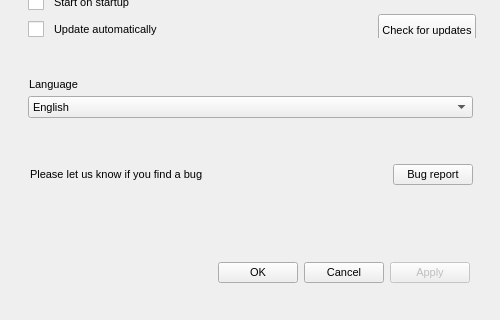
Before: the Qt Designer form src/MEGASync/gui/macx/SettingsDialog.ui in meganz/MEGAsync, drawn with Qt 5; both pictures show x 0 to 500 and y 328 to 648 of the 500 by 648 pixel window.
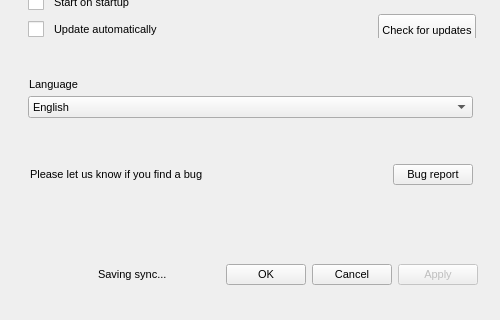
After: the same form once the commit is applied. Icons and pictures are not drawn. Custom widgets are drawn as their Qt base class.

Commit message: Update ui to place new control and manage UI during sync ops

Diff of the .ui file:
```diff
--- a/src/MEGASync/gui/macx/SettingsDialog.ui
+++ b/src/MEGASync/gui/macx/SettingsDialog.ui
@@ -188,10 +188,7 @@
    </property>
    <item row="8" column="0">
     <widget class="QWidget" name="wBottom" native="true">
-     <layout class="QVBoxLayout" name="verticalLayout_12">
-      <property name="spacing">
-       <number>0</number>
-      </property>
+     <layout class="QHBoxLayout" name="horizontalLayout_31">
       <property name="leftMargin">
        <number>0</number>
       </property>
@@ -206,17 +203,14 @@
       </property>
       <item>
        <layout class="QHBoxLayout" name="layoutBottom">
+        <property name="sizeConstraint">
+         <enum>QLayout::SetMinAndMaxSize</enum>
+        </property>
         <property name="leftMargin">
          <number>22</number>
         </property>
-        <property name="topMargin">
-         <number>11</number>
-        </property>
         <property name="rightMargin">
-         <number>30</number>
-        </property>
-        <property name="bottomMargin">
-         <number>15</number>
+         <number>22</number>
         </property>
         <item>
          <spacer name="horizontalSpacer">
@@ -225,7 +219,92 @@
           </property>
           <property name="sizeHint" stdset="0">
            <size>
-            <width>400</width>
+            <width>0</width>
+            <height>0</height>
+           </size>
+          </property>
+         </spacer>
+        </item>
+        <item>
+         <widget class="QWidget" name="wSavingSync" native="true">
+          <property name="minimumSize">
+           <size>
+            <width>0</width>
+            <height>0</height>
+           </size>
+          </property>
+          <layout class="QHBoxLayout" name="horizontalLayout_30">
+           <property name="leftMargin">
+            <number>0</number>
+           </property>
+           <property name="topMargin">
+            <number>0</number>
+           </property>
+           <property name="rightMargin">
+            <number>0</number>
+           </property>
+           <property name="bottomMargin">
+            <number>0</number>
+           </property>
+           <item>
+            <widget class="QWidget" name="wContainerSpinning" native="true">
+             <property name="minimumSize">
+              <size>
+               <width>16</width>
+               <height>16</height>
+              </size>
+             </property>
+             <property name="maximumSize">
+              <size>
+               <width>16</width>
+               <height>16</height>
+              </size>
+             </property>
+             <widget class="QSpinningProgressIndicator" name="wSpinningIndicator" native="true">
+              <property name="geometry">
+               <rect>
+                <x>0</x>
+                <y>10</y>
+                <width>18</width>
+                <height>18</height>
+               </rect>
+              </property>
+              <property name="minimumSize">
+               <size>
+                <width>0</width>
+                <height>0</height>
+               </size>
+              </property>
+              <property name="maximumSize">
+               <size>
+                <width>16777215</width>
+                <height>16777215</height>
+               </size>
+              </property>
+              <property name="styleSheet">
+               <string notr="true"/>
+              </property>
+             </widget>
+            </widget>
+           </item>
+           <item>
+            <widget class="QLabel" name="lSavingSyncs">
+             <property name="text">
+              <string>Saving sync...</string>
+             </property>
+            </widget>
+           </item>
+          </layout>
+         </widget>
+        </item>
+        <item>
+         <spacer name="horizontalSpacer_11">
+          <property name="orientation">
+           <enum>Qt::Horizontal</enum>
+          </property>
+          <property name="sizeHint" stdset="0">
+           <size>
+            <width>0</width>
             <height>0</height>
            </size>
           </property>
@@ -4517,6 +4596,14 @@
   </layout>
  </widget>
  <layoutdefault spacing="6" margin="11"/>
+ <customwidgets>
+  <customwidget>
+   <class>QSpinningProgressIndicator</class>
+   <extends>QWidget</extends>
+   <header location="global">QSpinningProgressIndicator.h</header>
+   <container>1</container>
+  </customwidget>
+ </customwidgets>
  <tabstops>
   <tabstop>bAccount</tabstop>
   <tabstop>bSyncs</tabstop>
```
The commit also changes 4 other files.
